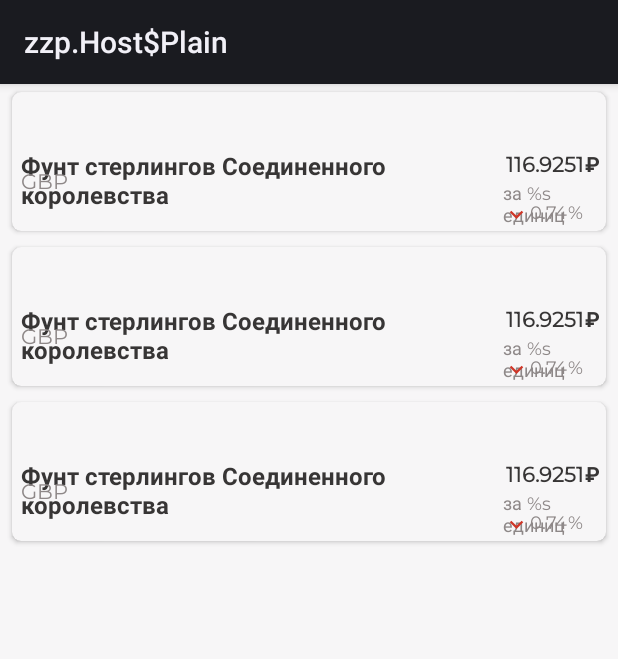
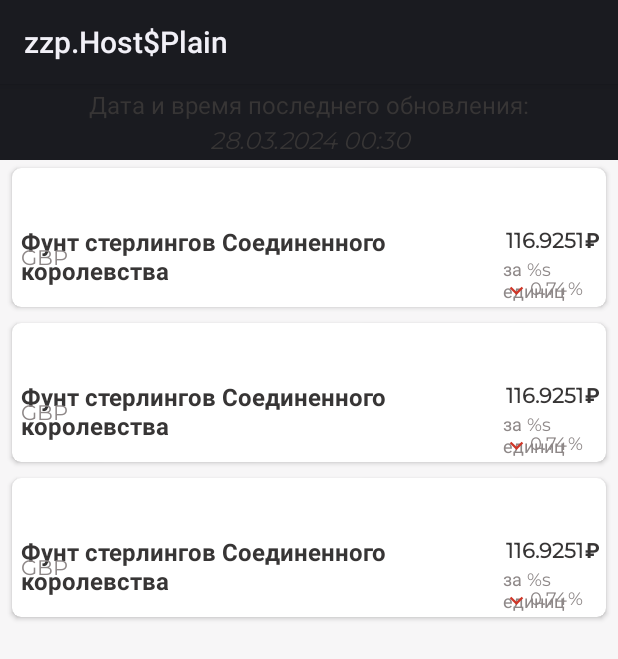
Before and after one commit to sergeygap/CurrencyExchange, an Android app: the layout fragment_currency.xml on its own in the app's theme, with its tools: preview values and no code run, on a phone screen of 412 x 824 dp. Shown: the top 659 px of the screen. Run offline under Robolectric (Android 15) with nearby library versions, the phone set to English and light mode, and no system bars.

Commit message:
fix design in fragment_currency

```diff
--- a/presentation/src/main/res/layout/fragment_currency.xml
+++ b/presentation/src/main/res/layout/fragment_currency.xml
@@ -4,18 +4,51 @@
     xmlns:tools="http://schemas.android.com/tools"
     android:layout_width="match_parent"
     android:layout_height="match_parent"
+    android:backgroundTint="@color/grey_background"
     tools:context=".CurrencyFragment">
+
+    <TextView
+        android:id="@+id/tv_last_update_mock"
+        android:layout_width="0dp"
+        android:layout_height="wrap_content"
+        android:layout_marginHorizontal="8dp"
+        android:layout_marginTop="4dp"
+        android:fontFamily="@font/montserrat"
+        android:gravity="center"
+        android:textColor="@color/main_black"
+        android:textSize="16sp"
+        android:textStyle="normal"
+        app:layout_constraintEnd_toEndOf="parent"
+        app:layout_constraintStart_toStartOf="parent"
+        app:layout_constraintTop_toTopOf="parent"
+        android:text="@string/date_last_update" />
+
+    <TextView
+        android:id="@+id/tv_last_update"
+        android:layout_width="0dp"
+        android:layout_height="wrap_content"
+        android:layout_marginHorizontal="8dp"
+        android:fontFamily="@font/montserrat"
+        android:gravity="center"
+        android:textColor="@color/main_black"
+        android:textSize="16sp"
+        android:textStyle="italic"
+        app:layout_constraintEnd_toEndOf="parent"
+        app:layout_constraintStart_toStartOf="parent"
+        app:layout_constraintTop_toBottomOf="@id/tv_last_update_mock"
+        tools:text="28.03.2024 00:30" />
 
     <androidx.recyclerview.widget.RecyclerView
         android:id="@+id/rv_main"
         android:layout_width="match_parent"
-        android:layout_height="match_parent"
+        android:layout_height="0dp"
         android:background="@color/grey_background"
+        android:visibility="visible"
+        app:layoutManager="androidx.recyclerview.widget.LinearLayoutManager"
         app:layout_constraintBottom_toBottomOf="parent"
         app:layout_constraintEnd_toEndOf="parent"
-        app:layoutManager="androidx.recyclerview.widget.LinearLayoutManager"
         app:layout_constraintStart_toStartOf="parent"
-        tools:listitem="@layout/item_currency"
-        app:layout_constraintTop_toTopOf="parent" />
+        app:layout_constraintTop_toBottomOf="@id/tv_last_update"
+        tools:listitem="@layout/item_currency" />
 
 </androidx.constraintlayout.widget.ConstraintLayout>
--- a/presentation/src/main/res/layout/item_currency.xml
+++ b/presentation/src/main/res/layout/item_currency.xml
@@ -6,7 +6,7 @@
     android:layout_height="wrap_content"
     android:layout_marginHorizontal="4dp"
     app:cardCornerRadius="6dp"
-    app:cardBackgroundColor="@color/grey_background"
+    app:cardBackgroundColor="@color/white"
     android:elevation="0dp"
     app:cardUseCompatPadding="true">
 
--- a/presentation/src/main/res/values/strings.xml
+++ b/presentation/src/main/res/values/strings.xml
@@ -7,4 +7,5 @@
     <string name="percent">%</string>
     <!-- TODO: Remove or change this placeholder text -->
     <string name="hello_blank_fragment">Hello blank fragment</string>
+    <string name="date_last_update">Дата и время последнего обновления:</string>
 </resources>
```
